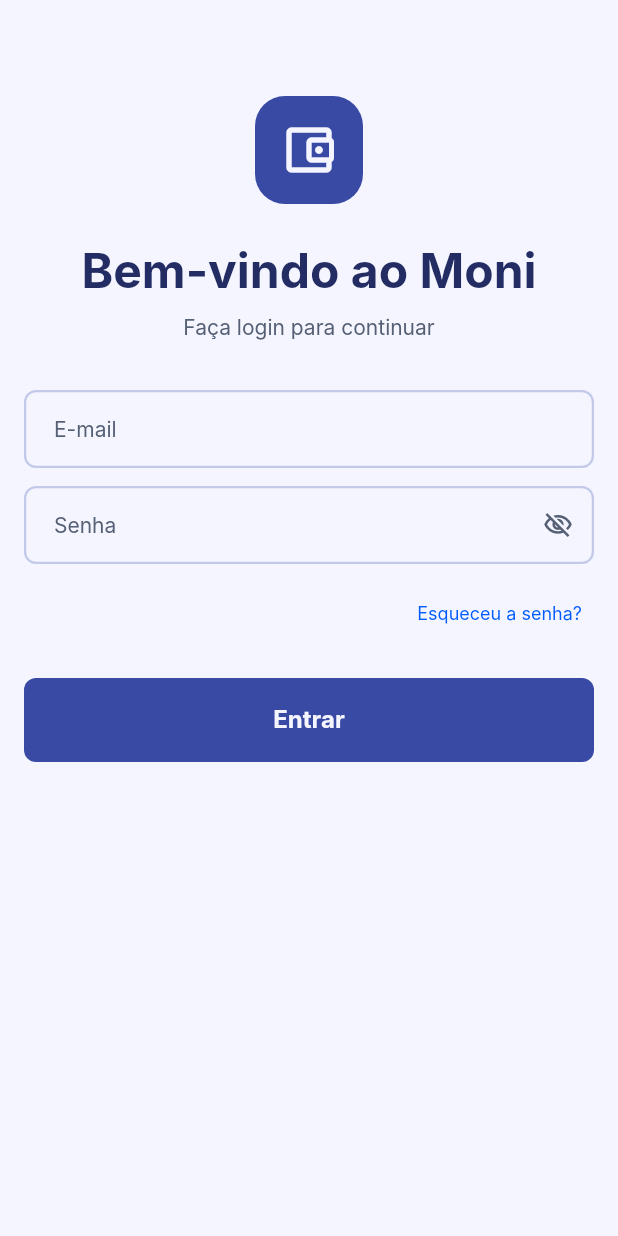
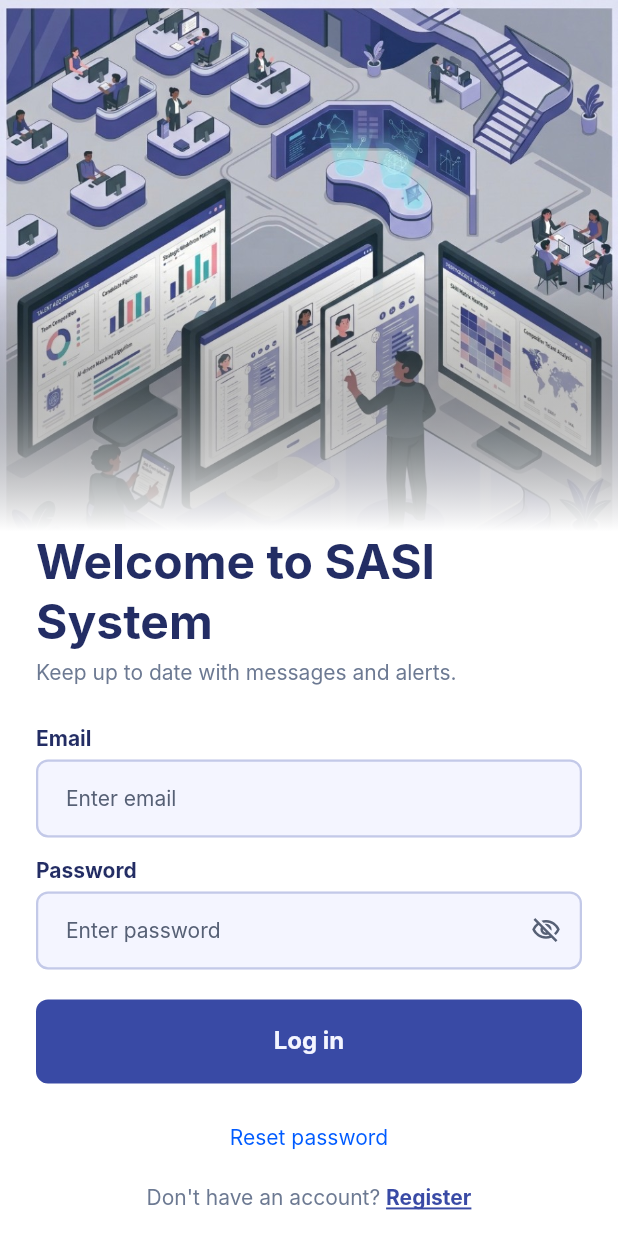
Before and after one commit to EduSicsu/sasi_cowork_flutter_test_040326, a Flutter app: the screen it shows after launch, on a phone screen of 412 x 824 dp. Run offline on Flutter 3.47's test engine with Material 3 defaults, Android fonts, the phone set to English and light mode, and no system bars; our stand-ins replace dio, equatable, flutter_bloc, flutter_secure_storage, get_it; Roboto replaces fonts that are missing (Inter).

Commit message:
feat(login): redesign login screen to match Figma design
- Replace dark card layout with white scaffold and edge-to-edge illustration
- Add gradient fade (transparent → white) over bottom half of the background image
- Update copy to English: 'Welcome to SASI System', 'Log in', etc.
- Move field labels above inputs as static bold Text widgets
- Add 'Reset password' link and 'Don't have an account? Register' below the form

Made-with: Cursor

```diff
--- a/apps/sasi_cowork/lib/app/features/login/login_page.dart
+++ b/apps/sasi_cowork/lib/app/features/login/login_page.dart
@@ -27,58 +27,11 @@ class LoginPage extends StatelessWidget {
 
   @override
   Widget build(BuildContext context) {
-    final cs = Theme.of(context).colorScheme;
-    final ext = Theme.of(context).extension<SumeThemeExtension>()!;
-
     return BlocListener<LoginCubit, LoginState>(
       listener: _handleState,
-      child: Scaffold(
-        body: SafeArea(
-          child: SingleChildScrollView(
-            padding: const EdgeInsets.symmetric(
-              horizontal: AppTokens.spaceLg,
-            ),
-            child: Column(
-              crossAxisAlignment: CrossAxisAlignment.stretch,
-              children: [
-                const SizedBox(height: AppTokens.space6xl),
-                Center(
-                  child: Container(
-                    width: 72,
-                    height: 72,
-                    decoration: BoxDecoration(
-                      color: cs.primary,
-                      borderRadius:
-                          BorderRadius.circular(AppTokens.radiusXl),
-                    ),
-                    child: Icon(
-                      Icons.account_balance_wallet_outlined,
-                      color: cs.onPrimary,
-                      size: AppTokens.iconXxl,
-                    ),
-                  ),
-                ),
-                const SizedBox(height: AppTokens.spaceXxl),
-                Text(
-                  'Bem-vindo ao Moni',
-                  style: Theme.of(context).textTheme.headlineMedium,
-                  textAlign: TextAlign.center,
-                ),
-                const SizedBox(height: AppTokens.spaceSm),
-                Text(
-                  'Faça login para continuar',
-                  style: Theme.of(context).textTheme.bodyMedium?.copyWith(
-                        color: ext.textSubtitle,
-                      ),
-                  textAlign: TextAlign.center,
-                ),
-                const SizedBox(height: AppTokens.space3xl),
-                const LoginForm(),
-                const SizedBox(height: AppTokens.spaceXxl),
-              ],
-            ),
-          ),
-        ),
+      child: const Scaffold(
+        backgroundColor: Colors.white,
+        body: _LoginBody(),
       ),
     );
   }
@@ -108,3 +61,68 @@ class LoginPage extends StatelessWidget {
     }
   }
 }
+
+class _LoginBody extends StatelessWidget {
+  const _LoginBody();
+
+  @override
+  Widget build(BuildContext context) {
+    final screenHeight = MediaQuery.of(context).size.height;
+
+    return Column(
+      crossAxisAlignment: CrossAxisAlignment.stretch,
+      children: [
+        SizedBox(
+          height: screenHeight * 0.43,
+          child: Stack(
+            fit: StackFit.expand,
+            children: [
+              Image.asset(
+                'assets/images/login_background.png',
+                fit: BoxFit.cover,
+                alignment: Alignment.topCenter,
+              ),
+              const DecoratedBox(
+                decoration: BoxDecoration(
+                  gradient: LinearGradient(
+                    begin: Alignment.topCenter,
+                    end: Alignment.bottomCenter,
+                    stops: [0.5, 1.0],
+                    colors: [Colors.transparent, Colors.white],
+                  ),
+                ),
+              ),
+            ],
+          ),
+        ),
+        Expanded(
+          child: SingleChildScrollView(
+            padding: const EdgeInsets.symmetric(horizontal: AppTokens.spaceXxl),
+            child: Column(
+              crossAxisAlignment: CrossAxisAlignment.stretch,
+              children: [
+                Text(
+                  'Welcome to SASI System',
+                  style: Theme.of(context)
+                      .textTheme
+                      .headlineMedium
+                      ?.copyWith(fontWeight: FontWeight.bold),
+                ),
+                const SizedBox(height: AppTokens.spaceXs),
+                Text(
+                  'Keep up to date with messages and alerts.',
+                  style: Theme.of(context).textTheme.bodyMedium?.copyWith(
+                        color: SumePrimitives.gray500,
+                      ),
+                ),
+                const SizedBox(height: AppTokens.spaceXxl),
+                const LoginForm(),
+                const SizedBox(height: AppTokens.spaceLg),
+              ],
+            ),
+          ),
+        ),
+      ],
+    );
+  }
+}
--- a/apps/sasi_cowork/lib/app/features/login/widgets/login_form.dart
+++ b/apps/sasi_cowork/lib/app/features/login/widgets/login_form.dart
@@ -29,8 +29,8 @@ class _LoginFormState extends State<LoginForm> {
     final password = _passwordController.text;
 
     setState(() {
-      _emailError = email.isEmpty ? 'Informe o e-mail' : null;
-      _passwordError = password.isEmpty ? 'Informe a senha' : null;
+      _emailError = email.isEmpty ? 'Please enter your email' : null;
+      _passwordError = password.isEmpty ? 'Please enter your password' : null;
     });
 
     return _emailError == null && _passwordError == null;
@@ -50,13 +50,18 @@ class _LoginFormState extends State<LoginForm> {
     final isLoading = context.select(
       (LoginCubit c) => c.state is LoginLoading,
     );
+    final textTheme = Theme.of(context).textTheme;
 
     return Column(
       crossAxisAlignment: CrossAxisAlignment.stretch,
       children: [
+        Text(
+          'Email',
+          style: textTheme.bodyMedium?.copyWith(fontWeight: FontWeight.bold),
+        ),
+        const SizedBox(height: AppTokens.spaceXs),
         MoniTextField(
-          label: 'E-mail',
-          hint: 'seu@email.com',
+          hint: 'Enter email',
           controller: _emailController,
           keyboardType: TextInputType.emailAddress,
           textInputAction: TextInputAction.next,
@@ -71,8 +76,13 @@ class _LoginFormState extends State<LoginForm> {
           },
         ),
         const SizedBox(height: AppTokens.spaceMd),
+        Text(
+          'Password',
+          style: textTheme.bodyMedium?.copyWith(fontWeight: FontWeight.bold),
+        ),
+        const SizedBox(height: AppTokens.spaceXs),
         MoniTextField(
-          label: 'Senha',
+          hint: 'Enter password',
           controller: _passwordController,
           obscureText: true,
           textInputAction: TextInputAction.done,
@@ -87,23 +97,50 @@ class _LoginFormState extends State<LoginForm> {
             if (_passwordError != null) setState(() => _passwordError = null);
           },
         ),
-        const SizedBox(height: AppTokens.spaceSm),
-        Align(
-          alignment: Alignment.centerRight,
-          child: MoniButton.textPrimary(
-            label: 'Esqueceu a senha?',
-            size: MoniButtonSize.small,
-            onPressed: () {},
-          ),
-        ),
         const SizedBox(height: AppTokens.spaceXl),
         MoniButton.filled(
-          label: 'Entrar',
+          label: 'Log in',
           size: MoniButtonSize.large,
           isFullWidth: true,
           isLoading: isLoading,
           onPressed: isLoading ? null : _submit,
         ),
+        const SizedBox(height: AppTokens.spaceMd),
+        MoniButton.textPrimary(
+          label: 'Reset password',
+          size: MoniButtonSize.normal,
+          onPressed: () {},
+        ),
+        const SizedBox(height: AppTokens.spaceSm),
+        Center(
+          child: Text.rich(
+            TextSpan(
+              text: "Don't have an account? ",
+              style: Theme.of(context).textTheme.bodySmall?.copyWith(
+                    color: SumePrimitives.gray500,
+                  ),
+              children: [
+                WidgetSpan(
+                  alignment: PlaceholderAlignment.baseline,
+                  baseline: TextBaseline.alphabetic,
+                  child: GestureDetector(
+                    onTap: () {},
+                    child: Text(
+                      'Register',
+                      style: Theme.of(context).textTheme.bodySmall?.copyWith(
+                            color: SumePrimitives.indigo600,
+                            fontWeight: FontWeight.bold,
+                            decoration: TextDecoration.underline,
+                            decorationColor: SumePrimitives.indigo600,
+                          ),
+                    ),
+                  ),
+                ),
+              ],
+            ),
+          ),
+        ),
+        const SizedBox(height: AppTokens.spaceXxl),
       ],
     );
   }
--- a/apps/sasi_cowork/pubspec.yaml
+++ b/apps/sasi_cowork/pubspec.yaml
@@ -45,3 +45,6 @@ dev_dependencies:
 
 flutter:
   uses-material-design: true
+
+  assets:
+    - assets/images/login_background.png
```
Also changed, not shown: apps/sasi_cowork/assets/images/login_background.png (added).
